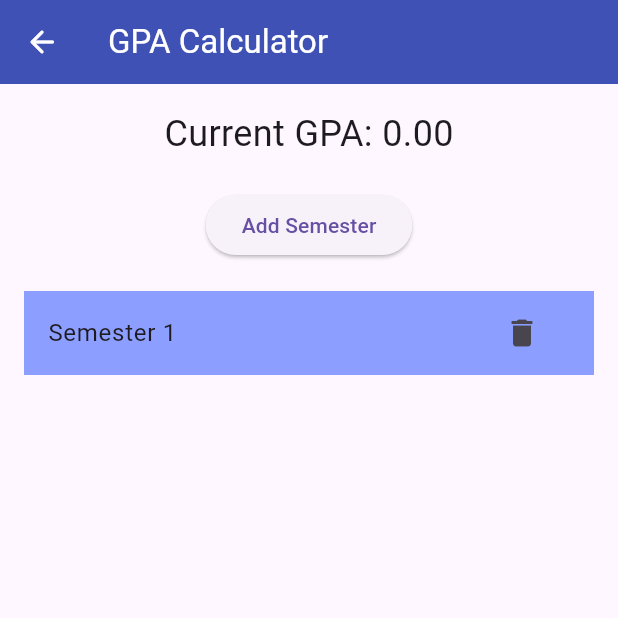
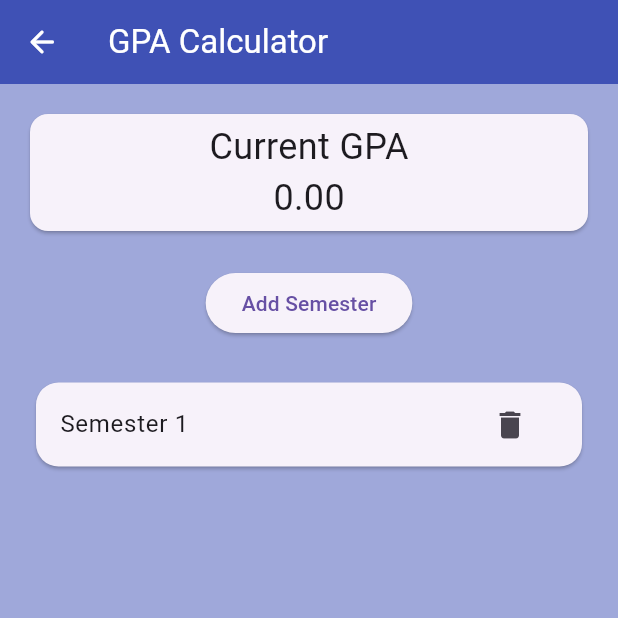
Before and after one commit to YukeeHong/DSG, a Flutter app: the GPACalc screen opened by its route, after a tap on "Add Semester", on a phone screen of 412 x 824 dp, the top half of it. Run offline on Flutter 3.47's test engine with Material 3 defaults, Android fonts, the phone set to English and light mode, and no system bars; our stand-ins replace hive, hive_flutter, table_calendar; missing offline and left inert: flutter_timer_countdown; accounts and stored records are empty.

Commit message:
Major adjustments made to GPA calculator UI

```diff
--- a/lib/pages/gpa_calc.dart
+++ b/lib/pages/gpa_calc.dart
@@ -38,6 +38,7 @@ class _GPACalcState extends State<GPACalc> {
   @override
   Widget build(BuildContext context) {
     return Scaffold(
+      backgroundColor: Colors.indigo[200],
       appBar: AppBar(
         title: const Text('GPA Calculator', style: TextStyle(color: Colors.white)),
         backgroundColor: Colors.indigo,
@@ -51,14 +52,27 @@ class _GPACalcState extends State<GPACalc> {
         padding: const EdgeInsets.all(16.0),
         child: Column(
           children: <Widget>[
+            Container(
+              width: double.infinity,
+              child: Card(
+                child: Padding(
+                  padding: const EdgeInsets.all(5.0),
+                  child: Column(
+                    children: <Widget>[
+                      Text('Current GPA', style: TextStyle(fontSize: 24)),
                       ValueListenableBuilder(
                           valueListenable: courseBox.listenable(),
                           builder: (context, Box<Course> box, _) {
                             return Text(
-                    'Current GPA: ${computeGPA.calculateGPA(courseBox.values.toList()).toStringAsFixed(2)}',
+                              '${computeGPA.calculateGPA(courseBox.values.toList()).toStringAsFixed(2)}',
                               style: TextStyle(fontSize: 24),
                             );
                           }
+                      ),
+                    ],
+                  ),
+                ),
+              ),
             ),
             SizedBox(height: 20),
             ElevatedButton(
@@ -75,9 +89,14 @@ class _GPACalcState extends State<GPACalc> {
                     itemCount: semesters.length,
                     itemBuilder: (context, index) {
                       final semester = semesters[index];
-                      return ListTile(
+                      return Padding(
+                        padding: const EdgeInsets.symmetric(vertical: 5.0, horizontal: 4.0),
+                        child: Card(
+                          shape: RoundedRectangleBorder(
+                            borderRadius: BorderRadius.circular(15.0),
+                          ),
+                          child: ListTile(
                             title: Text('Semester ${semester.sem}'),
-                        tileColor: Colors.indigoAccent[100],
                             trailing: IconButton(
                               icon: Icon(Icons.delete),
                               onPressed: () {
@@ -92,6 +111,8 @@ class _GPACalcState extends State<GPACalc> {
                                 ),
                               );
                             },
+                          ),
+                        ),
                       );
                     },
                   );
```
Also changed, not shown: lib/pages/semester_screen.dart (+50 -12 lines). Lines whose indentation alone changed are shown as unchanged.
